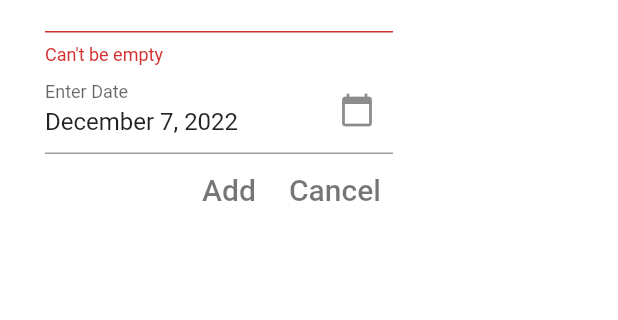
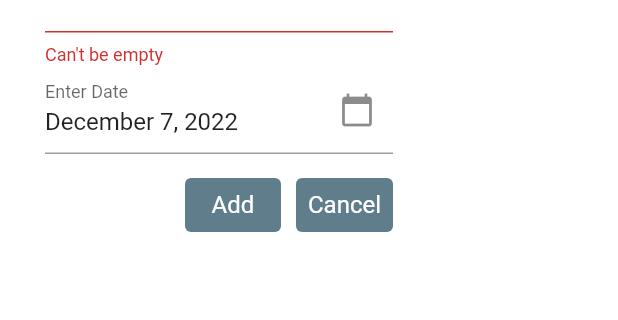
Before and after one commit to sciack/todo_app, a Flutter app: the screen it shows after launch, after a tap on the "add" icon, on a phone screen of 412 x 824 dp, the part 152-472 px from its top. Run offline on Flutter 3.47's test engine with Material 2 defaults, Android fonts, the phone set to English and light mode, and no system bars; our stand-ins replace shared_preferences; missing offline and left inert: dart:html.

Commit message:
feat: change button layout and implement refresh on return from settings page

```diff
--- a/lib/main.dart
+++ b/lib/main.dart
@@ -35,14 +35,30 @@ class TodoApp extends StatelessWidget {
                 primarySwatch: Colors.blueGrey,
                 scaffoldBackgroundColor: Colors.white,
                 textTheme: const TextTheme(
-                    bodyText2: TextStyle(color: Colors.redAccent)))));
+                    bodyText2: TextStyle(color: Colors.redAccent)),
+             textButtonTheme: TextButtonThemeData(
+               style: TextButton.styleFrom(
+                   textStyle: Theme.of(context).textTheme.titleMedium,
+                   backgroundColor: Colors.blueGrey,
+                   foregroundColor: Colors.white
+               ),
+             )
+            )
+        )
+    );
   }
 }
 
-class TodoList extends StatelessWidget {
+class TodoList extends StatefulWidget {
   final SharedPreferences prefs;
+
   const TodoList({super.key, required this.prefs});
 
+  @override
+  State createState() => _TodoListState();
+}
+
+class _TodoListState extends State<TodoList> {
   @override
   Widget build(BuildContext context) {
     var model = context.watch<TodoModel>();
@@ -65,7 +81,10 @@ class TodoList extends StatelessWidget {
             IconButton(
               icon: const Icon(Icons.settings),
               onPressed: () {
-                Navigator.pushNamed(context, "/settings");
+                Navigator.pushNamed(context, "/settings")
+                    .whenComplete(() {
+                      setState(() {});
+                });
               },
             )
           ],
@@ -76,7 +95,7 @@ class TodoList extends StatelessWidget {
                 child: ListView(
               padding: const EdgeInsets.symmetric(vertical: 8.0),
               children: todos
-                  .where((todo) => (prefs.getBool(showComplete) ?? false)  || !(todo.checked))
+                  .where((todo) => (widget.prefs.getBool(showComplete) ?? false)  || !(todo.checked))
                   .map((Todo todo) {
                 return TodoItem(
                   key: Key("Todo-${todo.id}"),
--- a/lib/todo_add_dialog.dart
+++ b/lib/todo_add_dialog.dart
@@ -98,11 +98,9 @@ class TodoDialogState extends State<TodoDialog> {
             Row(
               mainAxisAlignment: MainAxisAlignment.end,
               children: [
-                TextButton(
-                    style: TextButton.styleFrom(
-                      textStyle: Theme.of(context).textTheme.titleLarge,
-                      foregroundColor: Colors.black54
-                    ),
+              Padding(
+                padding: const EdgeInsets.symmetric(horizontal: 10, vertical: 10),
+                  child: TextButton(
                     onPressed: () {
                       if (_textFieldController.text.isEmpty) {
                         return;
@@ -116,12 +114,8 @@ class TodoDialogState extends State<TodoDialog> {
                             context, todo, _textFieldController.text, date);
                       }
                     },
-                    child: const Text('Add')),
+                    child: const Text('Add'))),
                 TextButton(
-                  style: TextButton.styleFrom(
-                      textStyle: Theme.of(context).textTheme.titleLarge,
-                      foregroundColor: Colors.black54
-                  ),
                   child: const Text('Cancel'),
                   onPressed: () {
                     Navigator.of(context).pop();
```
